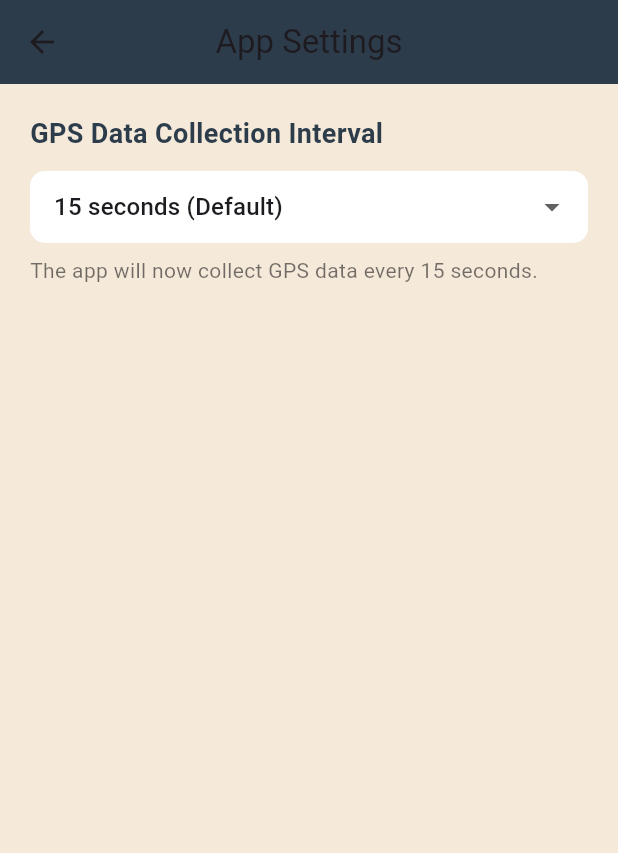
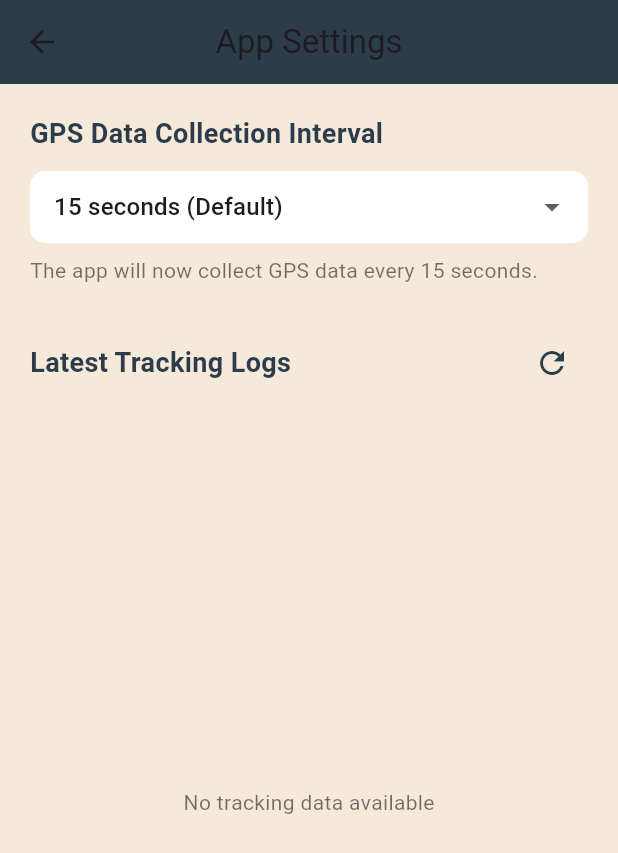
Before and after one commit to sagarsavaliya2106-sketch/TWS, a Flutter app: the SettingsScreen screen opened directly, on a phone screen of 412 x 824 dp. Shown: the top 853 px of the screen. Run offline on Flutter 3.47's test engine with Material 3 defaults, Android fonts, the phone set to English and light mode, and no system bars; our stand-ins replace battery_plus, connectivity_plus, dio, flutter_riverpod, geolocator, shared_preferences and 1 more; accounts and stored records are empty.

Commit message:
Last Tracking logs

```diff
--- a/lib/features/settings/settings_screen.dart
+++ b/lib/features/settings/settings_screen.dart
@@ -10,6 +10,7 @@ class SettingsScreen extends ConsumerWidget {
   @override
   Widget build(BuildContext context, WidgetRef ref) {
     final currentInterval = ref.watch(gpsIntervalProvider);
+    final trackingAsync = ref.watch(trackingLogsProvider);
 
     return Scaffold(
       appBar: AppBar(
@@ -60,6 +61,80 @@ class SettingsScreen extends ConsumerWidget {
               'The app will now collect GPS data every $currentInterval seconds.',
               style: const TextStyle(fontSize: 14, color: Colors.black54),
             ),
+            const SizedBox(height: 28),
+
+            Row(
+              mainAxisAlignment: MainAxisAlignment.spaceBetween,
+              children: [
+                const Text(
+                  'Latest Tracking Logs',
+                  style: TextStyle(
+                    fontSize: 18,
+                    fontWeight: FontWeight.w600,
+                    color: TWCColors.coffeeDark,
+                  ),
+                ),
+                IconButton(
+                  icon: const Icon(Icons.refresh),
+                  color: TWCColors.coffeeDark,
+                  onPressed: () {
+                    ref.invalidate(trackingLogsProvider);
+                  },
+                ),
+              ],
+            ),
+
+            Expanded(
+              child: trackingAsync.when(
+                data: (list) {
+                  if (list.isEmpty) {
+                    return const Center(
+                      child: Text('No tracking data available',
+                          style: TextStyle(color: Colors.black54)),
+                    );
+                  }
+
+                  return ListView.separated(
+                    itemCount: list.length,
+                    separatorBuilder: (_, __) => const Divider(height: 1, color: Colors.black12),
+                    itemBuilder: (_, i) {
+                      final item = list[i];
+                      final time = item['timestamp'] ?? '';
+                      final lat = item['latitude'];
+                      final lon = item['longitude'];
+                      final acc = item['accuracy'];
+                      final bat = item['battery_level'];
+
+                      return ListTile(
+                        title: Text(
+                          '$time',
+                          style: const TextStyle(
+                            fontSize: 15,
+                            fontWeight: FontWeight.w500,
+                            color: TWCColors.coffeeDark,
+                          ),
+                        ),
+                        subtitle: Text(
+                          'Lat: $lat, Lon: $lon\nAccuracy: ${acc?.toStringAsFixed(1)}m, Battery: ${bat?.toStringAsFixed(0)}%',
+                          style: const TextStyle(fontSize: 13, color: Colors.black87, height: 1.3),
+                        ),
+                        dense: true,
+                        visualDensity: VisualDensity.compact,
+                        contentPadding: const EdgeInsets.symmetric(horizontal: 4, vertical: 6),
+                      );
+                    },
+                  );
+                },
+                loading: () => const Center(child: CircularProgressIndicator()),
+                error: (err, _) => Center(
+                  child: Text(
+                    'Failed to load logs\n$err',
+                    textAlign: TextAlign.center,
+                    style: const TextStyle(color: Colors.redAccent),
+                  ),
+                ),
+              ),
+            ),
           ],
         ),
       ),
--- a/lib/service/api_service.dart
+++ b/lib/service/api_service.dart
@@ -68,6 +68,24 @@ class ApiService {
     return await _dio.post('/api/twc_driver/tracking', data: batch);
   }
 
+  Future<List<Map<String, dynamic>>> fetchTrackingLogs(String mobile, {int limit = 10}) async {
+    final resp = await _dio.get(
+      '/api/twc_driver/tracking',
+      queryParameters: {
+        'mobile': mobile,
+        // 'limit': limit,
+      },
+    );
+
+    if (resp.statusCode == 200 && resp.data is Map) {
+      final data = resp.data['data'];
+      if (data is List) {
+        return data.map((e) => e as Map<String, dynamic>).toList();
+      }
+    }
+    throw Exception('Failed to fetch tracking logs');
+  }
+
   void setCookieHeader(String cookie) {
     _dio.options.headers['Cookie'] = cookie;
   }
--- a/lib/service/providers/settings_provider.dart
+++ b/lib/service/providers/settings_provider.dart
@@ -1,4 +1,17 @@
 import 'package:flutter_riverpod/flutter_riverpod.dart';
+import 'auth_provider.dart';
+
+final trackingLogsProvider = FutureProvider<List<Map<String, dynamic>>>((ref) async {
+  final api = ref.watch(apiServiceProvider);
+  final auth = ref.watch(authNotifierProvider);
+  final mobile = auth.mobile;
+
+  if (mobile == null || mobile.isEmpty) {
+    return [];
+  }
+
+  return await api.fetchTrackingLogs(mobile);
+});
 
 /// Controls how frequently GPS is collected (in seconds)
 final gpsIntervalProvider = StateProvider<int>((ref) => 15);
```
Also changed, not shown: lib/features/auth/login_screen.dart (+8 -4 lines).
